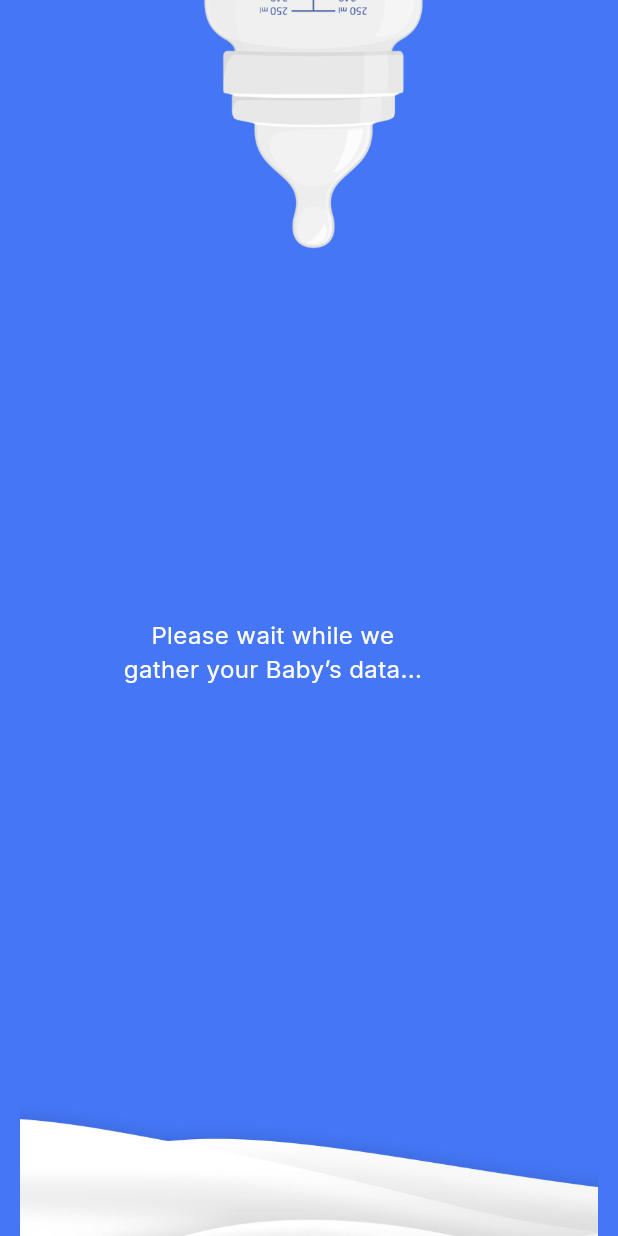
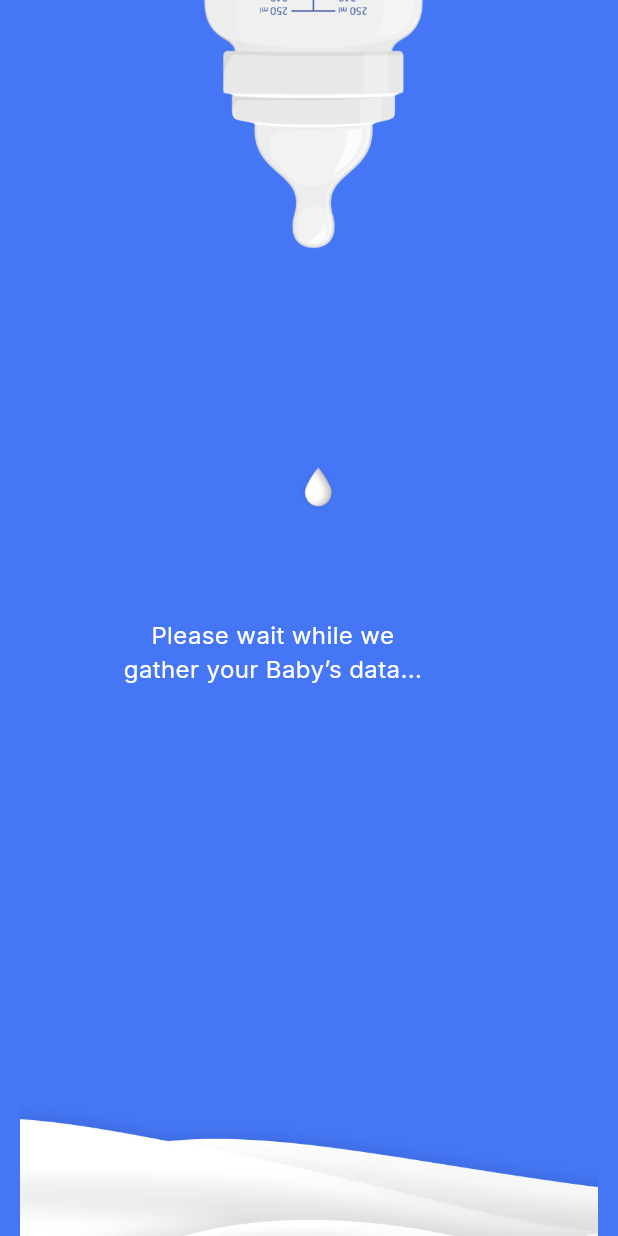
Before and after one commit to nikkieke/ubenwa_nkechi, a Flutter app: the AnimatedLoaderView screen opened by its route, on a phone screen of 412 x 824 dp. Run offline on Flutter 3.47's test engine with Material 2 defaults, Android fonts, the phone set to English and light mode, and no system bars; our stand-ins replace fl_chart, flutter_native_splash, flutter_screenutil, flutter_svg, go_router, google_fonts and 4 more.

Commit message:
-animation on animated loader screen

```diff
--- a/lib/app/utils/components/app_image/app_image.dart
+++ b/lib/app/utils/components/app_image/app_image.dart
@@ -19,4 +19,6 @@ class AppImage{
   static const auxBabyCry = 'assets/images/aux_baby_cry.png';
   static const auxBabyPacifier = 'assets/images/aux_baby_pacifier.png';
   static const auxBabySmile = 'assets/images/aux_baby_smile.png';
+  static const milkDrop = 'assets/images/milk_drop.png';
+  static const milkSeaCover = 'assets/images/milk_sea_cover.png';
 }
--- a/lib/features/animated_loader/view/animated_loader.dart
+++ b/lib/features/animated_loader/view/animated_loader.dart
@@ -10,14 +10,58 @@ class AnimatedLoaderView extends StatefulWidget {
   State<AnimatedLoaderView> createState() => _AnimatedLoaderViewState();
 }
 
-class _AnimatedLoaderViewState extends State<AnimatedLoaderView> {
+class _AnimatedLoaderViewState extends State<AnimatedLoaderView> with TickerProviderStateMixin{
+  late AnimationController _controller;
+  late Animation<double> _animation;
+
+  late AnimationController _secondController;
+  late Animation<double> _secondAnimation;
+
   @override
   void initState() {
-    Future.delayed(const Duration(seconds: 3), () {
-      context.goNamed(AppRoute.records.name);
+    super.initState();
+    _controller = AnimationController(
+      vsync: this,
+      duration: const Duration(seconds: 7),
+    );
+    _animation = Tween<double>(
+      begin: 0,
+      end: 780.h,
+    ).animate(_controller);
+    _secondController = AnimationController(
+      vsync: this,
+      duration: const Duration(seconds: 3),
+    );
+    _secondAnimation = Tween<double>(
+      begin: 0,
+      end: -926.h,
+    ).animate(_secondController);
+
+    _controller..forward()
+    ..addStatusListener((status) {
+      if (status == AnimationStatus.completed){
+        Future.delayed(const Duration(seconds: 3), () {
+          context.goNamed(AppRoute.records.name);
+        });
+
+        _secondAnimation = Tween<double>(
+          begin: 0,
+          end: -926.h,
+        ).animate(_secondController);
+
+        _secondController.forward();
+      }
     });
-    super.initState();
+
   }
+
+  @override
+  void dispose() {
+    _controller.dispose();
+    _secondController.dispose();
+    super.dispose();
+  }
+
   @override
   Widget build(BuildContext context) {
     return Scaffold(
@@ -29,6 +73,18 @@ class _AnimatedLoaderViewState extends State<AnimatedLoaderView> {
 
         return Stack(
           children: [
+            Positioned(
+              top: 120,
+              child: AnimatedBuilder(
+                animation: _controller,
+                builder: (context, child){
+                  return Transform.translate(
+                    offset: Offset(208.w, _animation.value),
+                    child: Image.asset(AppImage.milkDrop,scale: 2.w,),
+                  );
+                },
+              ),
+            ),
             Align(
               alignment: AlignmentDirectional.topCenter,
               child: SizedBox(
@@ -58,6 +114,20 @@ class _AnimatedLoaderViewState extends State<AnimatedLoaderView> {
                 width: double.maxFinite,
                 child: Image.asset(AppImage.milkSea),),
             ),
+            Positioned(
+              top: 926.h,
+              left: 0,
+              right: 0,
+              child: AnimatedBuilder(
+                animation: _secondController,
+                builder: (context, child){
+                  return Transform.translate(
+                    offset: Offset(0, _secondAnimation.value),
+                    child: Image.asset(AppImage.milkSeaCover,),
+                  );
+                },
+              ),
+            ),
 
           ],
         );
--- a/lib/features/records/view/records.dart
+++ b/lib/features/records/view/records.dart
@@ -38,9 +38,9 @@ class _RecordsViewState extends State<RecordsView> {
               alignment: AlignmentDirectional.centerStart,
               children: [
                 IconButton(onPressed: () {  },
-                  icon: const Icon(Icons.arrow_back_ios_new,
-                    color: Color(0xff292D32),
-                    size: 24,),
+                  icon:  Icon(Icons.arrow_back_ios_new,
+                    color: const Color(0xff292D32),
+                    size: 24.w,),
                 ),
                 Align(
                   child: Text('Cry Records',
```
Also changed, not shown: lib/features/records/view/widgets/edit_alarm_widget.dart (+20 -15 lines), assets/images/milk_drop.png (added), assets/images/milk_sea_cover.png (added).
